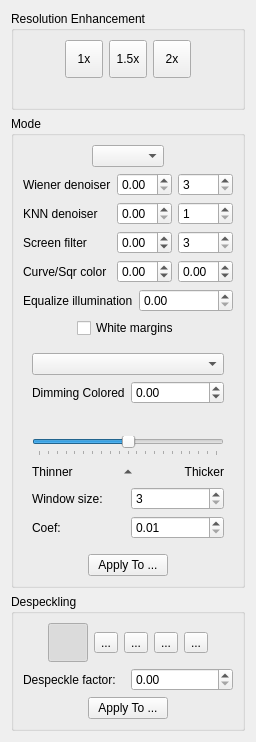
Old version of the form src/filters/output/ui/OutputOptionsWidget.ui in the repository ImageProcessing-ElectronicPublications/scantailor-experimental.
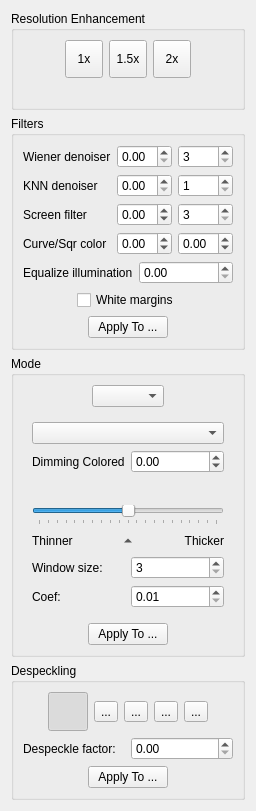
New version of the form. Icons and pictures are not drawn.

Commit message: 0.2023.08.17: output: filters panel

Patch:
```diff
--- a/src/filters/output/ui/OutputOptionsWidget.ui
+++ b/src/filters/output/ui/OutputOptionsWidget.ui
@@ -121,9 +121,9 @@
     </widget>
    </item>
    <item>
-    <widget class="QGroupBox" name="modePanel">
+    <widget class="QGroupBox" name="filtersPanel">
      <property name="title">
-      <string>Mode</string>
+      <string>Filters</string>
      </property>
      <property name="flat">
       <bool>false</bool>
@@ -131,40 +131,7 @@
      <property name="checkable">
       <bool>false</bool>
      </property>
-     <layout class="QVBoxLayout" name="verticalLayout_4">
-      <item>
-       <layout class="QHBoxLayout" name="horizontalLayout_2">
-        <item>
-         <spacer name="horizontalSpacer">
-          <property name="orientation">
-           <enum>Qt::Horizontal</enum>
-          </property>
-          <property name="sizeHint" stdset="0">
-           <size>
-            <width>0</width>
-            <height>20</height>
-           </size>
-          </property>
-         </spacer>
-        </item>
-        <item>
-         <widget class="QComboBox" name="colorModeSelector"/>
-        </item>
-        <item>
-         <spacer name="horizontalSpacer_2">
-          <property name="orientation">
-           <enum>Qt::Horizontal</enum>
-          </property>
-          <property name="sizeHint" stdset="0">
-           <size>
-            <width>0</width>
-            <height>20</height>
-           </size>
-          </property>
-         </spacer>
-        </item>
-       </layout>
-      </item>
+     <layout class="QVBoxLayout" name="fitersVerticalLayout">
       <item>
        <layout class="QGridLayout" name="filterColorOptions">
         <item row="0" column="0">
@@ -344,7 +311,7 @@
        </layout>
       </item>
       <item>
-       <widget class="QWidget" name="colorGrayscaleOptions" native="true">
+       <widget class="QWidget" name="colorMarginOptions" native="true">
         <layout class="QHBoxLayout" name="horizontalLayout_6">
          <property name="leftMargin">
           <number>0</number>
@@ -397,6 +364,91 @@
          </item>
         </layout>
        </widget>
+      </item>      
+      <item>
+       <layout class="QHBoxLayout" name="filtersHorizontalLayout">
+        <item>
+         <spacer name="horizontalSpacer_9">
+          <property name="orientation">
+           <enum>Qt::Horizontal</enum>
+          </property>
+          <property name="sizeHint" stdset="0">
+           <size>
+            <width>0</width>
+            <height>20</height>
+           </size>
+          </property>
+         </spacer>
+        </item>
+        <item>
+         <widget class="QPushButton" name="applyColorsFiltersButton">
+          <property name="text">
+           <string>Apply To ...</string>
+          </property>
+         </widget>
+        </item>
+        <item>
+         <spacer name="filtersHorizontalSpacer">
+          <property name="orientation">
+           <enum>Qt::Horizontal</enum>
+          </property>
+          <property name="sizeHint" stdset="0">
+           <size>
+            <width>0</width>
+            <height>20</height>
+           </size>
+          </property>
+         </spacer>
+        </item>
+       </layout>
+      </item>
+     </layout>
+    </widget>
+   </item>
+   <item>
+    <widget class="QGroupBox" name="modePanel">
+     <property name="title">
+      <string>Mode</string>
+     </property>
+     <property name="flat">
+      <bool>false</bool>
+     </property>
+     <property name="checkable">
+      <bool>false</bool>
+     </property>
+     <layout class="QVBoxLayout" name="verticalLayout_4">
+      <item>
+       <layout class="QHBoxLayout" name="horizontalLayout_2">
+        <item>
+         <spacer name="horizontalSpacer">
+          <property name="orientation">
+           <enum>Qt::Horizontal</enum>
+          </property>
+          <property name="sizeHint" stdset="0">
+           <size>
+            <width>0</width>
+            <height>20</height>
+           </size>
+          </property>
+         </spacer>
+        </item>
+        <item>
+         <widget class="QComboBox" name="colorModeSelector"/>
+        </item>
+        <item>
+         <spacer name="horizontalSpacer_2">
+          <property name="orientation">
+           <enum>Qt::Horizontal</enum>
+          </property>
+          <property name="sizeHint" stdset="0">
+           <size>
+            <width>0</width>
+            <height>20</height>
+           </size>
+          </property>
+         </spacer>
+        </item>
+       </layout>
       </item>
       <item>
        <widget class="QWidget" name="bwOptions" native="true">
```
Left out of the diff: 2 changed lines with no effect on the pictures. The commit also changes 7 other files.
